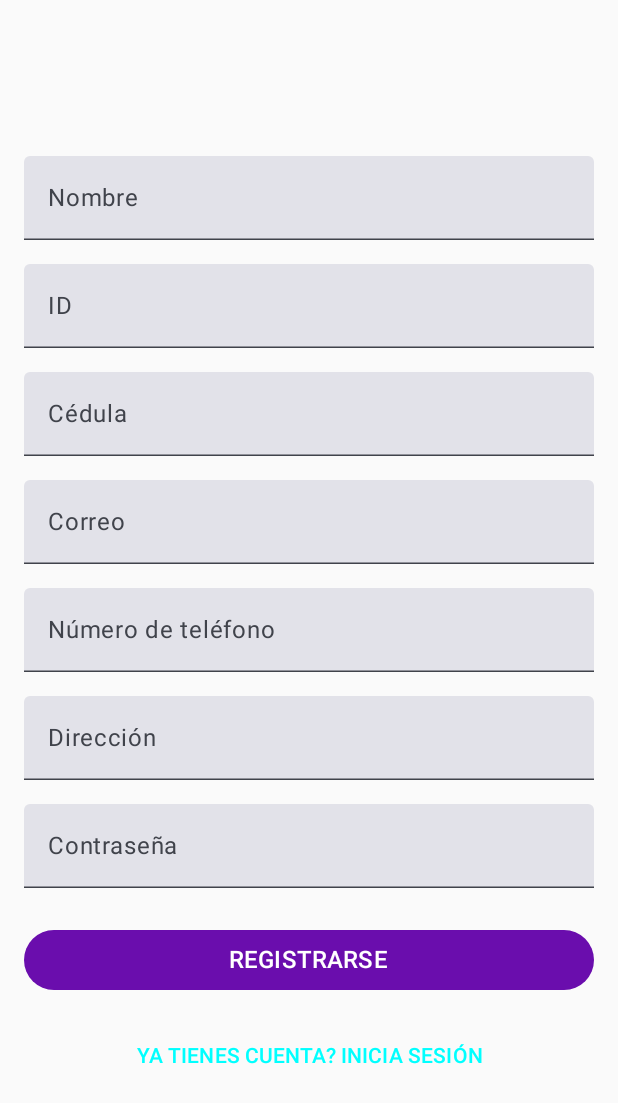
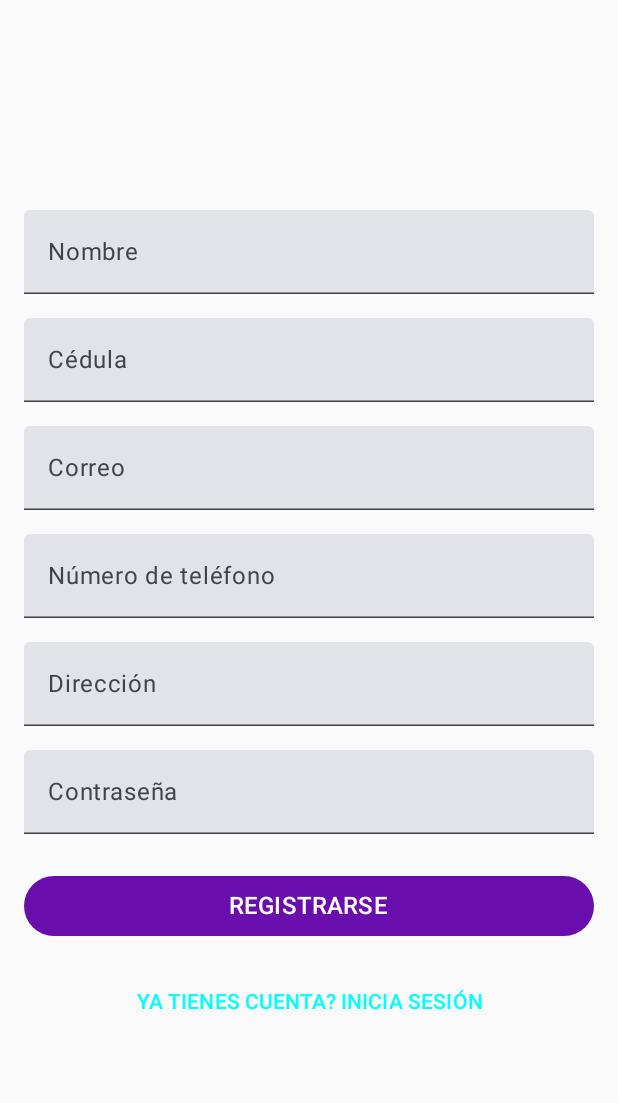
Before and after one commit to DavidPedrazaG/unieventos, an Android app built with Jetpack Compose: the RegisterScreen screen opened through its navigation route, on a phone screen of 412 x 824 dp. Shown: the top 1103 px of the screen. Run offline under Robolectric (Android 15) with nearby library versions, the phone set to English and light mode, and no system bars.

Commit message:
Request for a bug resolve

```diff
--- a/app/src/main/java/eam/edu/unieventos/ui/screens/RegisterScreen.kt
+++ b/app/src/main/java/eam/edu/unieventos/ui/screens/RegisterScreen.kt
@@ -33,7 +33,7 @@ fun RegisterScreen(
 ) {
     // Variables para almacenar los datos del cliente
     var name by remember { mutableStateOf("") }
-    var id by remember { mutableStateOf("") }
+
     var idCard by remember { mutableStateOf("") }
     var email by remember { mutableStateOf("") }
     var phone by remember { mutableStateOf("") }
@@ -68,15 +68,6 @@ fun RegisterScreen(
                 singleLine = true
             )
 
-            TextField(
-                value = id,
-                onValueChange = { id = it },
-                label = { Text(text = "ID") },
-                modifier = Modifier
-                    .fillMaxWidth()
-                    .padding(vertical = 8.dp),
-                singleLine= true
-            )
 
             TextField(
                 value = idCard,
@@ -131,7 +122,7 @@ fun RegisterScreen(
 
             Button(
                 onClick = {
-
+                    val id = clientViewModel.generateUserId()
                     val client = Client(
                         availableCoupons = emptyList(),
                         purchaseHistory = emptyList(),
--- a/app/src/main/java/eam/edu/unieventos/ui/viewmodel/ClientsViewModel.kt
+++ b/app/src/main/java/eam/edu/unieventos/ui/viewmodel/ClientsViewModel.kt
@@ -148,6 +148,11 @@ class ClientsViewModel(context: Context) : UsersViewModel(context) {
         editor.apply()
     }
 
+    fun generateUserId(): String {
+        val uniqueId = System.currentTimeMillis().toString() + (0..999).random().toString()
+        return uniqueId
+    }
+
     private fun getClientsList(context: Context): List<Client> {
         val sharedPreferences: SharedPreferences = context.getSharedPreferences("ClientPrefs", Context.MODE_PRIVATE)
         val storedClients = mutableListOf<Client>()
--- a/app/src/main/java/eam/edu/unieventos/ui/viewmodel/UsersViewModel.kt
+++ b/app/src/main/java/eam/edu/unieventos/ui/viewmodel/UsersViewModel.kt
@@ -125,6 +125,24 @@ open class UsersViewModel(protected val context: Context) : ViewModel() {
             storedUsers.add(user)
         }
 
+
+        val adminEmail = "admin@unieventos.com"
+        if (storedUsers.none { it.email == adminEmail }) {
+            val hardcodedAdminUser = User(
+                id = "admin1",
+                name = "Admin User",
+                idCard = "123456789",
+                role = "Admin",
+                email = adminEmail,
+                phoneNumber = "1234567890",
+                password = "admin123",
+                address = "Admin Street 123",
+                isActive = true,
+                userAppConfigId = "configAdmin1"
+            )
+            storedUsers.add(hardcodedAdminUser)
+        }
+
         return storedUsers
     }
 }
```
